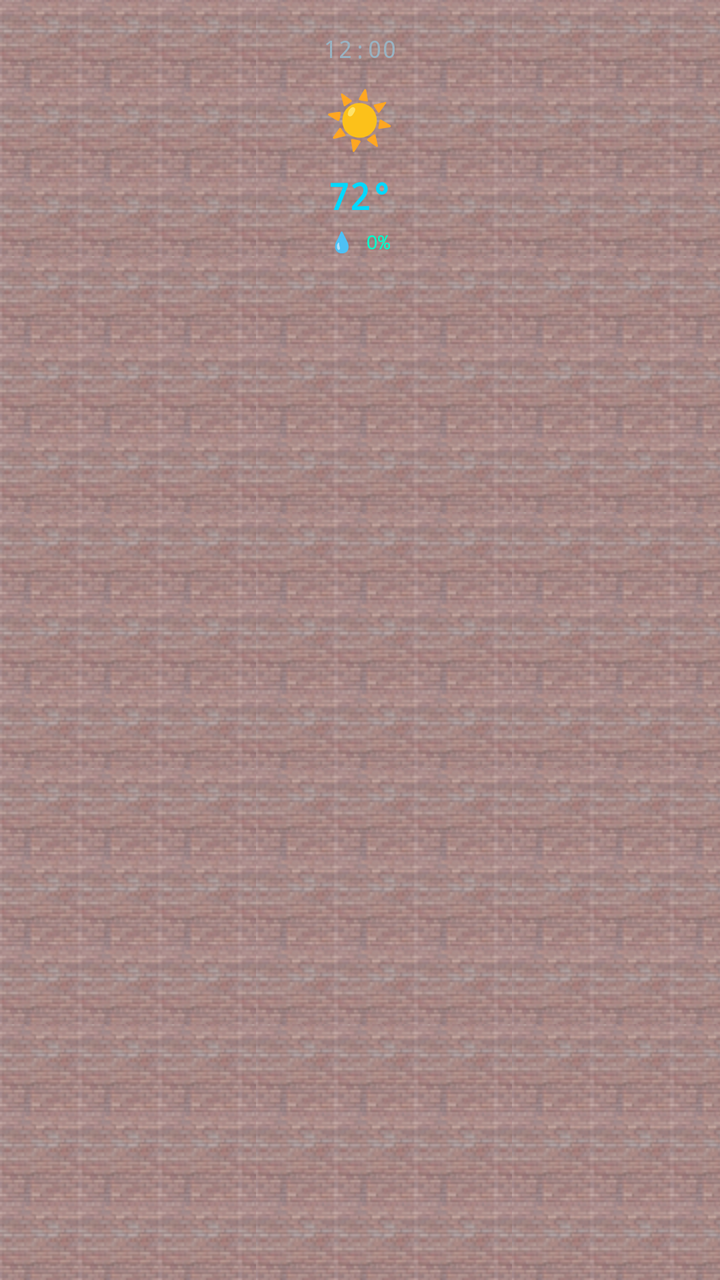
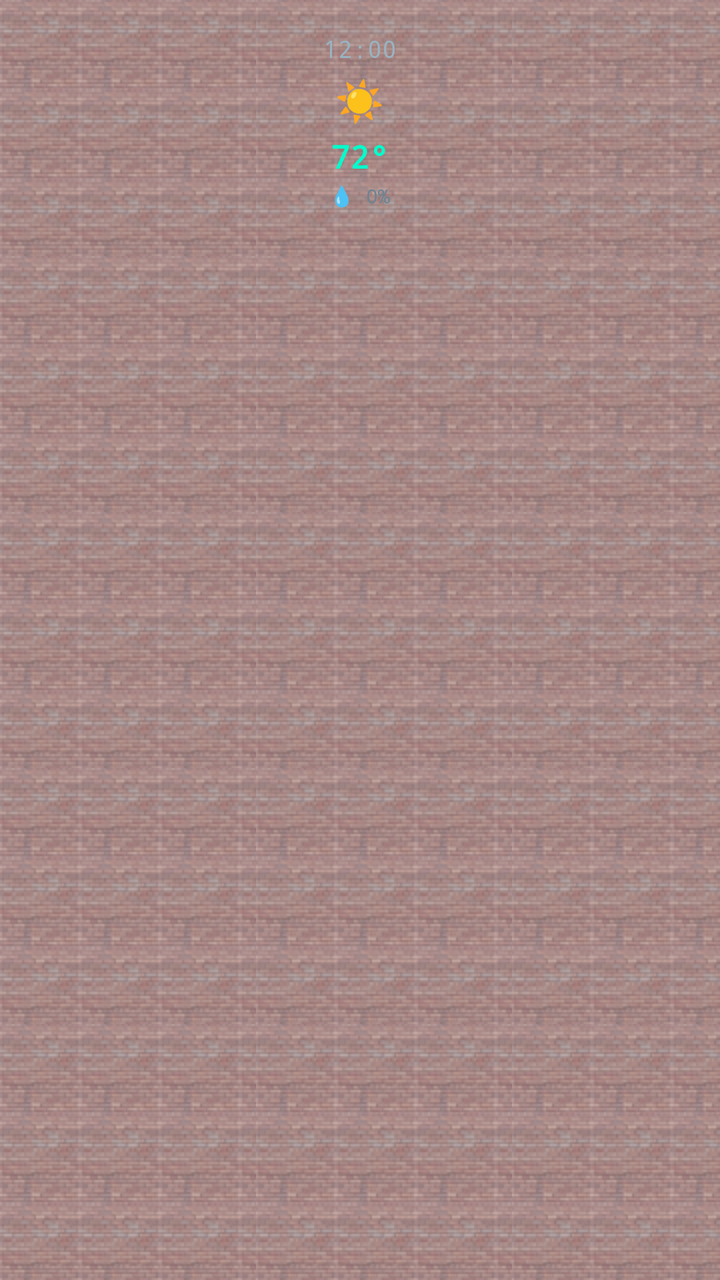

An Android layout rendered at two revisions. The XML below is the earlier revision; the diff shows what the commit changed to produce the second picture.
<!-- AndroidManifest.xml: application theme Theme.SimWeather -->
<!-- res/layout/item_hourly_forecast.xml -->
<?xml version="1.0" encoding="utf-8"?>
<LinearLayout xmlns:android="http://schemas.android.com/apk/res/android"
    android:layout_width="100dp"
    android:layout_height="wrap_content"
    android:layout_marginEnd="12dp"
    android:background="@drawable/sc3k_brick_bg_tiled"
    android:orientation="vertical">

    <LinearLayout
        android:layout_width="match_parent"
        android:layout_height="wrap_content"
        android:gravity="center_horizontal"
        android:orientation="vertical"
        android:padding="16dp">

        <TextView
            android:id="@+id/tvHourTime"
            android:layout_width="wrap_content"
            android:layout_height="wrap_content"
            android:fontFamily="monospace"
            android:text="12:00"
            android:textColor="@color/sim_text_secondary"
            android:textSize="12sp" />

        <TextView
            android:id="@+id/tvHourCondition"
            android:layout_width="wrap_content"
            android:layout_height="wrap_content"
            android:layout_marginTop="8dp"
            android:fontFamily="monospace"
            android:text="☀"
            android:textColor="@color/sim_yellow"
            android:textSize="28sp" />

        <TextView
            android:id="@+id/tvHourTemp"
            android:layout_width="wrap_content"
            android:layout_height="wrap_content"
            android:layout_marginTop="8dp"
            android:fontFamily="monospace"
            android:text="72°"
            android:textColor="@color/sim_teal_primary"
            android:textSize="18sp"
            android:textStyle="bold" />

        <TextView
            android:id="@+id/tvHourRain"
            android:layout_width="wrap_content"
            android:layout_height="wrap_content"
            android:layout_marginTop="4dp"
            android:fontFamily="monospace"
            android:text="💧 0%"
            android:textColor="@color/sim_cyan_bright"
            android:textSize="10sp" />

    </LinearLayout>

</LinearLayout>
<!-- resources referenced by this layout -->
<resources>
  <color name="sim_cyan_bright">#00FFCC</color>
  <color name="sim_teal_primary">#00D9FF</color>
  <color name="sim_text_secondary">#99B3C2</color>
  <color name="sim_yellow">#FFE600</color>
  <!-- drawable sc3k_brick_bg_tiled (drawable) -->
  <?xml version="1.0" encoding="utf-8"?>
  <bitmap xmlns:android="http://schemas.android.com/apk/res/android"
      android:src="@drawable/sc3k_brick_bg"
      android:tileMode="repeat" />
  <style name="Theme.SimWeather" parent="Theme.MaterialComponents.DayNight.NoActionBar">
          
          <item name="colorPrimary">@color/sim_teal_primary</item>
          <item name="colorPrimaryVariant">@color/sim_teal_dark</item>
          <item name="colorOnPrimary">@color/sim_dark_bg</item>
          
          <item name="colorSecondary">@color/sim_cyan_bright</item>
          <item name="colorSecondaryVariant">@color/sim_teal_dark</item>
          <item name="colorOnSecondary">@color/sim_dark_bg</item>
          
          <item name="android:colorBackground">@color/sim_dark_bg</item>
          <item name="colorSurface">@color/sim_dark_surface</item>
          <item name="colorOnSurface">@color/sim_text_primary</item>
          
          <item name="android:statusBarColor">@color/sim_dark_bg</item>
          <item name="android:windowLightStatusBar">false</item>
          
          <item name="android:navigationBarColor">@color/sim_dark_bg</item>
      </style>
  <!-- drawable sc3k_brick_bg: png bitmap (drawable, 4092 bytes) -->
  <color name="sim_teal_dark">#0099CC</color>
  <color name="sim_dark_bg">#0A0E27</color>
  <color name="sim_dark_surface">#141B3D</color>
  <color name="sim_text_primary">#E8F4F8</color>
</resources>

<!-- the commit's change to res/layout/item_hourly_forecast.xml (unified diff, before → after) -->
@@ -13,45 +13,44 @@
         android:orientation="vertical"
         android:padding="16dp">
 
-        <TextView
-            android:id="@+id/tvHourTime"
-            android:layout_width="wrap_content"
-            android:layout_height="wrap_content"
-            android:fontFamily="monospace"
-            android:text="12:00"
-            android:textColor="@color/sim_text_secondary"
-            android:textSize="12sp" />
+    <TextView
+        android:id="@+id/tvHour"
+        android:layout_width="wrap_content"
+        android:layout_height="wrap_content"
+        android:fontFamily="monospace"
+        android:text="@string/placeholder_time"
+        android:textColor="@color/sim_text_secondary"
+        android:textSize="12sp" />
 
-        <TextView
-            android:id="@+id/tvHourCondition"
-            android:layout_width="wrap_content"
-            android:layout_height="wrap_content"
-            android:layout_marginTop="8dp"
-            android:fontFamily="monospace"
-            android:text="☀"
-            android:textColor="@color/sim_yellow"
-            android:textSize="28sp" />
+    <TextView
+        android:id="@+id/tvConditionIcon"
+        android:layout_width="wrap_content"
+        android:layout_height="wrap_content"
+        android:layout_marginVertical="4dp"
+        android:fontFamily="monospace"
+        android:text="@string/icon_sun"
+        android:textColor="@color/sim_yellow"
+        android:textSize="20sp" />
 
-        <TextView
-            android:id="@+id/tvHourTemp"
-            android:layout_width="wrap_content"
-            android:layout_height="wrap_content"
-            android:layout_marginTop="8dp"
-            android:fontFamily="monospace"
-            android:text="72°"
-            android:textColor="@color/sim_teal_primary"
-            android:textSize="18sp"
-            android:textStyle="bold" />
+    <TextView
+        android:id="@+id/tvTemp"
+        android:layout_width="wrap_content"
+        android:layout_height="wrap_content"
+        android:fontFamily="monospace"
+        android:text="@string/placeholder_temp_example"
+        android:textColor="@color/sim_cyan_bright"
+        android:textSize="16sp"
+        android:textStyle="bold" />
 
-        <TextView
-            android:id="@+id/tvHourRain"
-            android:layout_width="wrap_content"
-            android:layout_height="wrap_content"
-            android:layout_marginTop="4dp"
-            android:fontFamily="monospace"
-            android:text="💧 0%"
-            android:textColor="@color/sim_cyan_bright"
-            android:textSize="10sp" />
+    <TextView
+        android:id="@+id/tvPrecipChance"
+        android:layout_width="wrap_content"
+        android:layout_height="wrap_content"
+        android:layout_marginTop="2dp"
+        android:fontFamily="monospace"
+        android:text="@string/placeholder_precip"
+        android:textColor="@color/sim_text_tertiary"
+        android:textSize="10sp" />
 
     </LinearLayout>
 
<!-- resource entries referenced after the edit -->
@@ -3,12 +3,17 @@
   <color name="sim_cyan_bright">#00FFCC</color>
   <color name="sim_teal_primary">#00D9FF</color>
   <color name="sim_text_secondary">#99B3C2</color>
+  <color name="sim_text_tertiary">#6B8494</color>
   <color name="sim_yellow">#FFE600</color>
   <!-- drawable sc3k_brick_bg_tiled (drawable) -->
   <?xml version="1.0" encoding="utf-8"?>
   <bitmap xmlns:android="http://schemas.android.com/apk/res/android"
       android:src="@drawable/sc3k_brick_bg"
       android:tileMode="repeat" />
+  <string name="icon_sun">\u2600\uFE0F</string>
+  <string name="placeholder_precip">\uD83D\uDCA7 0%</string>
+  <string name="placeholder_temp_example">72\u00B0</string>
+  <string name="placeholder_time">12:00</string>
   <style name="Theme.SimWeather" parent="Theme.MaterialComponents.DayNight.NoActionBar">
           
           <item name="colorPrimary">@color/sim_teal_primary</item>
